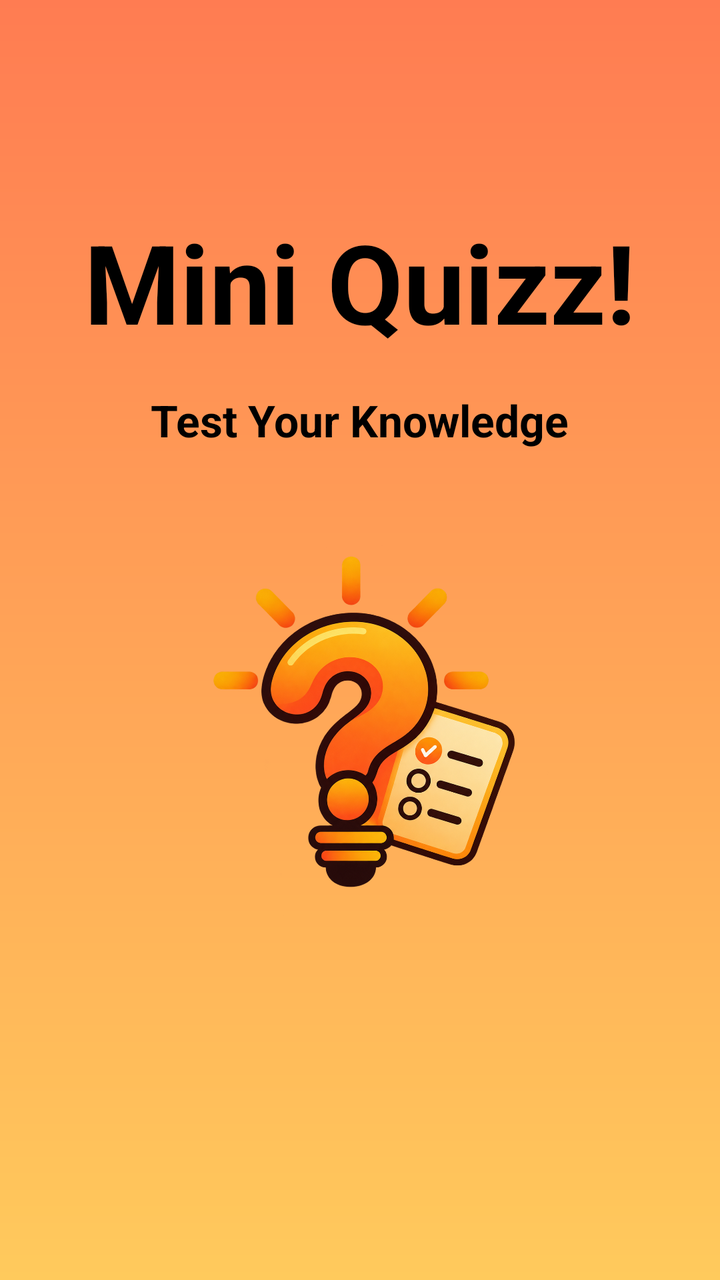
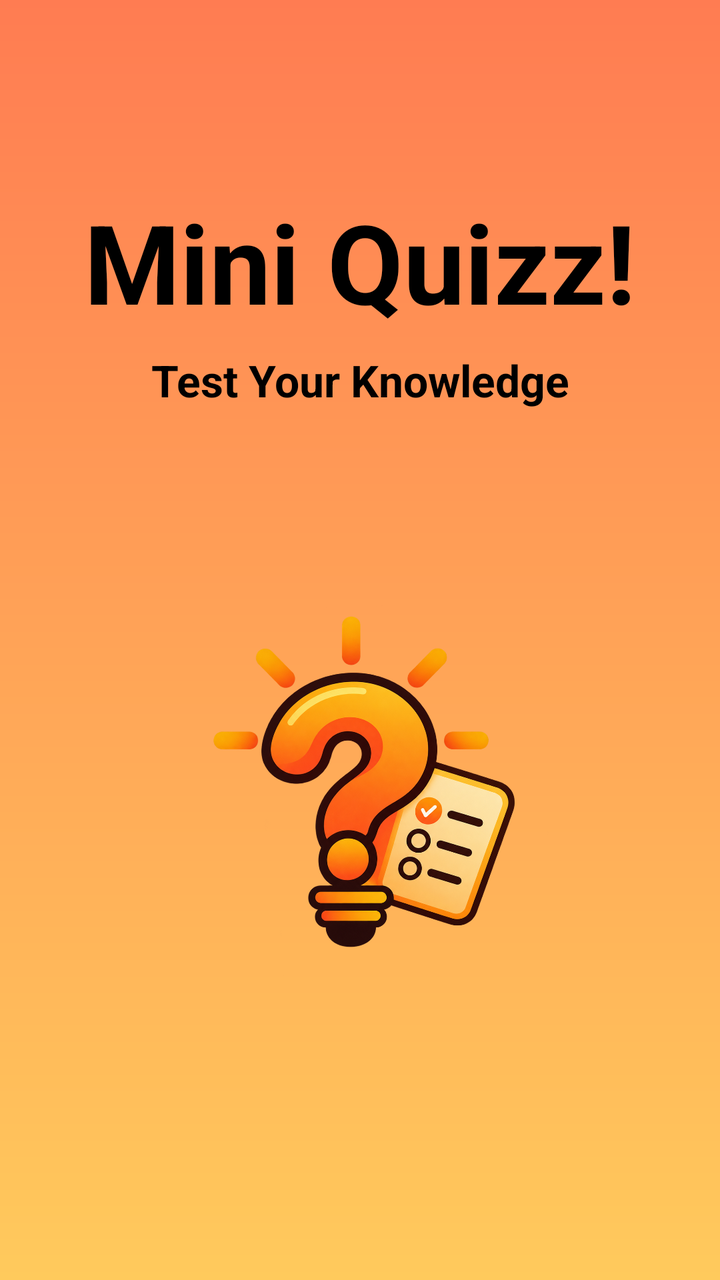

Screens rendered from an Android XML layout before and after an edit, with the pre-edit source and the edit as a unified diff.
<!-- AndroidManifest.xml: application theme Theme.QuizApp -->
<!-- res/layout/activity_splash.xml -->
<?xml version="1.0" encoding="utf-8"?>
    <LinearLayout xmlns:android="http://schemas.android.com/apk/res/android"
        android:orientation="vertical"
        android:layout_width="match_parent"
        android:layout_height="match_parent"
        android:padding="24dp"
        android:background="@drawable/background">

        <TextView
            android:layout_width="wrap_content"
            android:layout_height="wrap_content"
            android:text="Mini Quizz!"
            android:layout_gravity="center"
            android:textSize="55sp"
            android:textColor="@color/black"
            android:textStyle="bold"
            android:layout_marginTop="80dp"/>
    <TextView
        android:layout_width="wrap_content"
        android:layout_height="wrap_content"
        android:text="Test Your Knowledge"
        android:textStyle="bold"
        android:layout_gravity="center"
        android:textSize="22sp"
        android:layout_marginTop="18dp"
        android:textColor="@color/black"/>

    <ImageView
        android:layout_width="200dp"
        android:layout_height="200dp"
        android:layout_gravity="center"
        android:layout_marginTop="40dp"
        android:src="@drawable/quizz"/>
    
    <TextView
        android:layout_width="wrap_content"
        android:layout_height="wrap_content"
        android:layout_marginTop="150dp"
        android:text="© 2026 | Made by GDG"
        android:textColor="@color/black"
        android:textSize="20sp"
        android:textStyle="bold"
        android:layout_gravity="center"/>


    </LinearLayout>
<!-- resources referenced by this layout -->
<resources>
  <color name="black">#FF000000</color>
  <!-- drawable background (drawable) -->
  <?xml version="1.0" encoding="utf-8"?>
  <shape xmlns:android="http://schemas.android.com/apk/res/android">
      <gradient
          android:angle="100"
          android:type="linear"
          android:startColor="#FF7C52"
          android:endColor="#FFCA5C"/>
  </shape>
  <!-- drawable quizz: png bitmap (drawable, 610372 bytes) -->
  <style name="Theme.QuizApp" parent="Theme.AppCompat.Light.NoActionBar" />
</resources>

<!-- the commit's change to res/layout/activity_splash.xml (unified diff, before → after) -->
@@ -1,46 +1,59 @@
 <?xml version="1.0" encoding="utf-8"?>
-    <LinearLayout xmlns:android="http://schemas.android.com/apk/res/android"
-        android:orientation="vertical"
-        android:layout_width="match_parent"
-        android:layout_height="match_parent"
-        android:padding="24dp"
-        android:background="@drawable/background">
+<androidx.constraintlayout.widget.ConstraintLayout xmlns:android="http://schemas.android.com/apk/res/android"
+    xmlns:app="http://schemas.android.com/apk/res-auto"
+    android:orientation="vertical"
+    android:layout_width="match_parent"
+    android:layout_height="match_parent"
+    android:padding="24dp"
+    android:background="@drawable/background">
 
         <TextView
+            android:id="@+id/title"
             android:layout_width="wrap_content"
             android:layout_height="wrap_content"
             android:text="Mini Quizz!"
-            android:layout_gravity="center"
             android:textSize="55sp"
             android:textColor="@color/black"
             android:textStyle="bold"
-            android:layout_marginTop="80dp"/>
+            app:layout_constraintTop_toTopOf="parent"
+            app:layout_constraintStart_toStartOf="parent"
+            app:layout_constraintEnd_toEndOf="parent"
+            android:layout_marginTop="70dp"/>
     <TextView
+        android:id="@+id/subtitle"
         android:layout_width="wrap_content"
         android:layout_height="wrap_content"
         android:text="Test Your Knowledge"
         android:textStyle="bold"
-        android:layout_gravity="center"
         android:textSize="22sp"
-        android:layout_marginTop="18dp"
+        android:layout_marginTop="8dp"
+        app:layout_constraintTop_toBottomOf="@+id/title"
+        app:layout_constraintStart_toStartOf="parent"
+        app:layout_constraintEnd_toEndOf="parent"
         android:textColor="@color/black"/>
 
     <ImageView
+        android:id="@+id/logo"
         android:layout_width="200dp"
-        android:layout_height="200dp"
-        android:layout_gravity="center"
+        android:layout_height="300dp"
         android:layout_marginTop="40dp"
+        app:layout_constraintTop_toBottomOf="@+id/subtitle"
+        app:layout_constraintStart_toStartOf="parent"
+        app:layout_constraintEnd_toEndOf="parent"
         android:src="@drawable/quizz"/>
     
     <TextView
+        android:id="@+id/author"
         android:layout_width="wrap_content"
         android:layout_height="wrap_content"
-        android:layout_marginTop="150dp"
+        android:layout_marginTop="80dp"
         android:text="© 2026 | Made by GDG"
         android:textColor="@color/black"
         android:textSize="20sp"
         android:textStyle="bold"
-        android:layout_gravity="center"/>
+        app:layout_constraintTop_toBottomOf="@+id/logo"
+        app:layout_constraintStart_toStartOf="parent"
+        app:layout_constraintEnd_toEndOf="parent"/>
 
 
-    </LinearLayout>
+    </androidx.constraintlayout.widget.ConstraintLayout>
